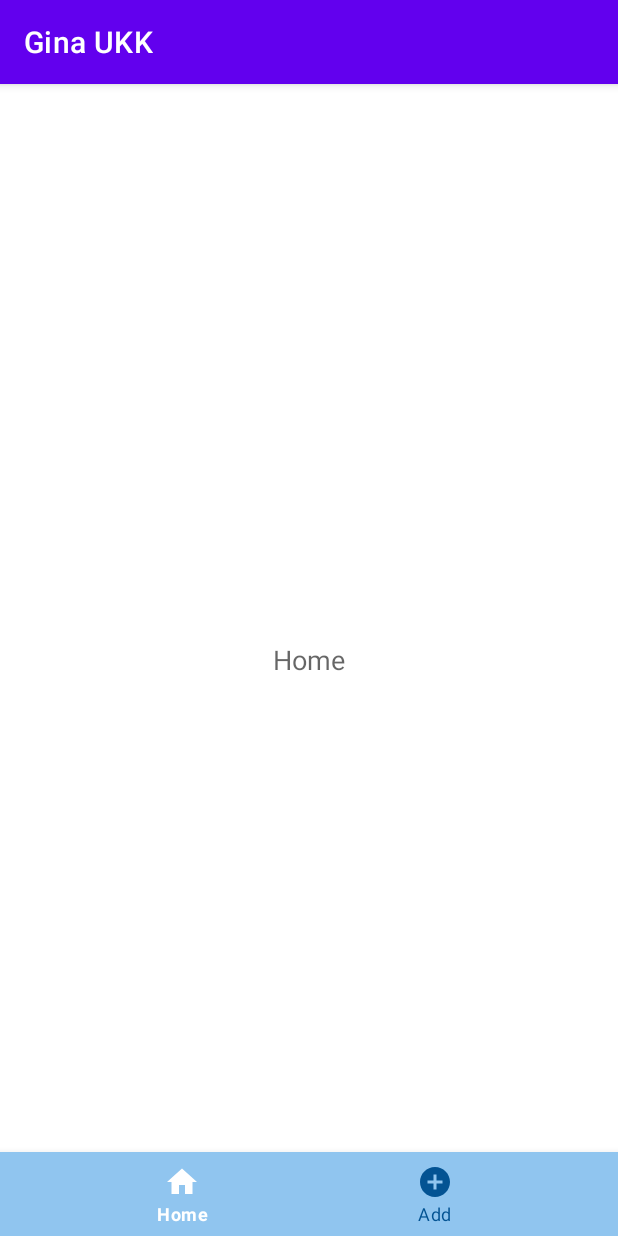
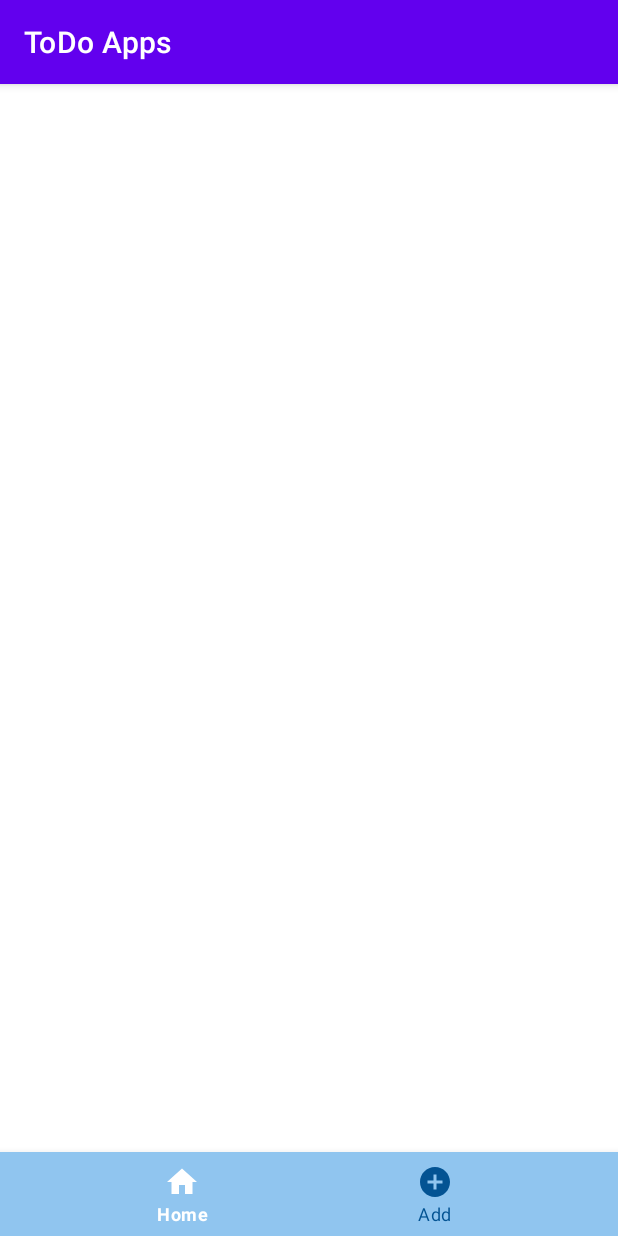
Before and after one commit to GinaFerl/TODO, an Android app: the screen it shows after launch (MainActivity), on a phone screen of 412 x 824 dp. Run offline under Robolectric (Android 15) with nearby library versions, the phone set to English and light mode, and no system bars.

Commit message:
fifth commit

```diff
--- a/app/src/main/res/layout/fragment_home.xml
+++ b/app/src/main/res/layout/fragment_home.xml
@@ -2,14 +2,13 @@
 <RelativeLayout xmlns:android="http://schemas.android.com/apk/res/android"
     android:layout_width="match_parent"
     android:layout_height="match_parent"
+    xmlns:tools="http://schemas.android.com/tools"
     android:orientation="vertical">
 
-    <TextView
-        android:id="@+id/tv_home"
-        android:layout_width="wrap_content"
+    <androidx.recyclerview.widget.RecyclerView
+        android:layout_width="match_parent"
         android:layout_height="wrap_content"
-        android:layout_centerInParent="true"
-        android:text="@string/home"
-        android:textAppearance="@style/TextAppearance.AppCompat.Medium" />
+        android:id="@+id/rv_todo"
+        tools:listitem=""/>
 
 </RelativeLayout>
--- /dev/null
+++ b/app/src/main/res/layout/todo_item.xml
@@ -0,0 +1,6 @@
+<?xml version="1.0" encoding="utf-8"?>
+<androidx.constraintlayout.widget.ConstraintLayout
+    xmlns:android="http://schemas.android.com/apk/res/android" android:layout_width="match_parent"
+    android:layout_height="match_parent">
+
+</androidx.constraintlayout.widget.ConstraintLayout>
--- a/app/src/main/res/values/strings.xml
+++ b/app/src/main/res/values/strings.xml
@@ -1,5 +1,5 @@
 <resources>
-    <string name="app_name">Gina UKK</string>
+    <string name="app_name">ToDo Apps</string>
 
     <!--Nama Menu Bottom Navigation-->
     <string name="home">Home</string>
```
